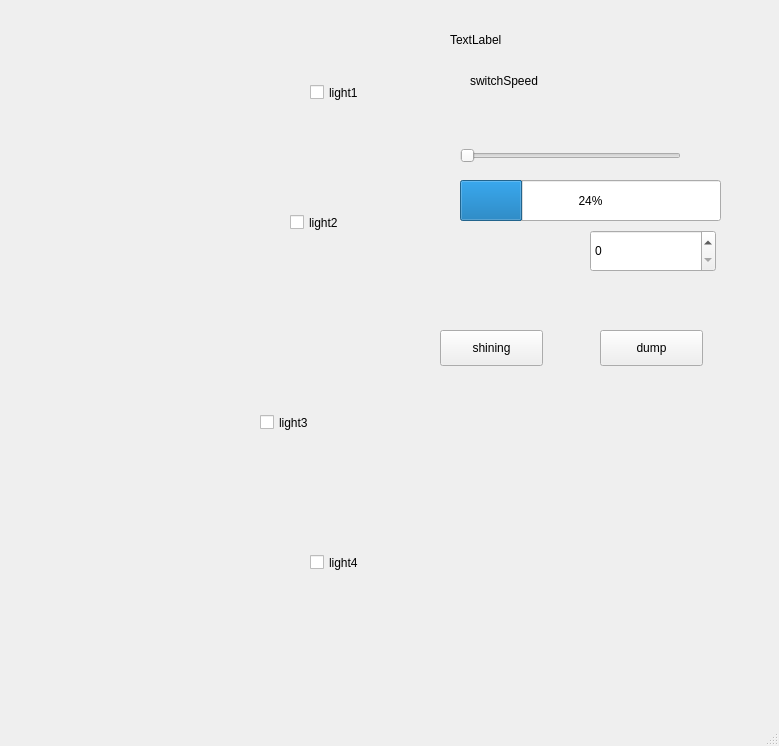
First picture: the form in mainwindow.ui, repository nonorze-VOXX/qt-bad, before the edit.
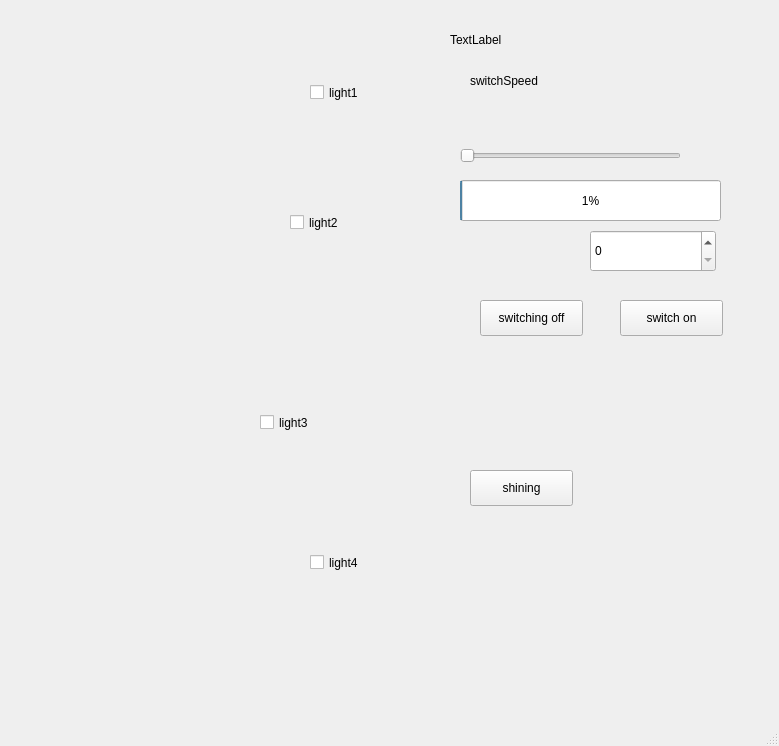
Second picture: the form after the edit. Icons and pictures are not drawn.

Commit message: it can use shortcut to control button

What changed in the file:
```diff
--- a/mainwindow.ui
+++ b/mainwindow.ui
@@ -145,8 +145,8 @@
    <widget class="QPushButton" name="shining">
     <property name="geometry">
      <rect>
-      <x>440</x>
-      <y>330</y>
+      <x>470</x>
+      <y>470</y>
       <width>103</width>
       <height>36</height>
      </rect>
@@ -168,14 +168,17 @@
    <widget class="QPushButton" name="dump">
     <property name="geometry">
      <rect>
-      <x>600</x>
-      <y>330</y>
+      <x>620</x>
+      <y>300</y>
       <width>103</width>
       <height>36</height>
      </rect>
     </property>
     <property name="text">
-     <string>dump</string>
+     <string>switch on</string>
+    </property>
+    <property name="shortcut">
+     <string>W</string>
     </property>
    </widget>
    <widget class="QLabel" name="switchSpeed">
@@ -214,7 +217,7 @@
      </rect>
     </property>
     <property name="value">
-     <number>24</number>
+     <number>1</number>
     </property>
    </widget>
    <widget class="QLabel" name="cout">
@@ -230,6 +233,22 @@
      <string>TextLabel</string>
     </property>
    </widget>
+   <widget class="QPushButton" name="pushButton">
+    <property name="geometry">
+     <rect>
+      <x>480</x>
+      <y>300</y>
+      <width>103</width>
+      <height>36</height>
+     </rect>
+    </property>
+    <property name="text">
+     <string>switching off</string>
+    </property>
+    <property name="shortcut">
+     <string>Q</string>
+    </property>
+   </widget>
   </widget>
   <widget class="QMenuBar" name="menubar">
    <property name="geometry">
```
Left out of the diff: 15 changed lines with no effect on the pictures. The commit also changes 2 other files.
